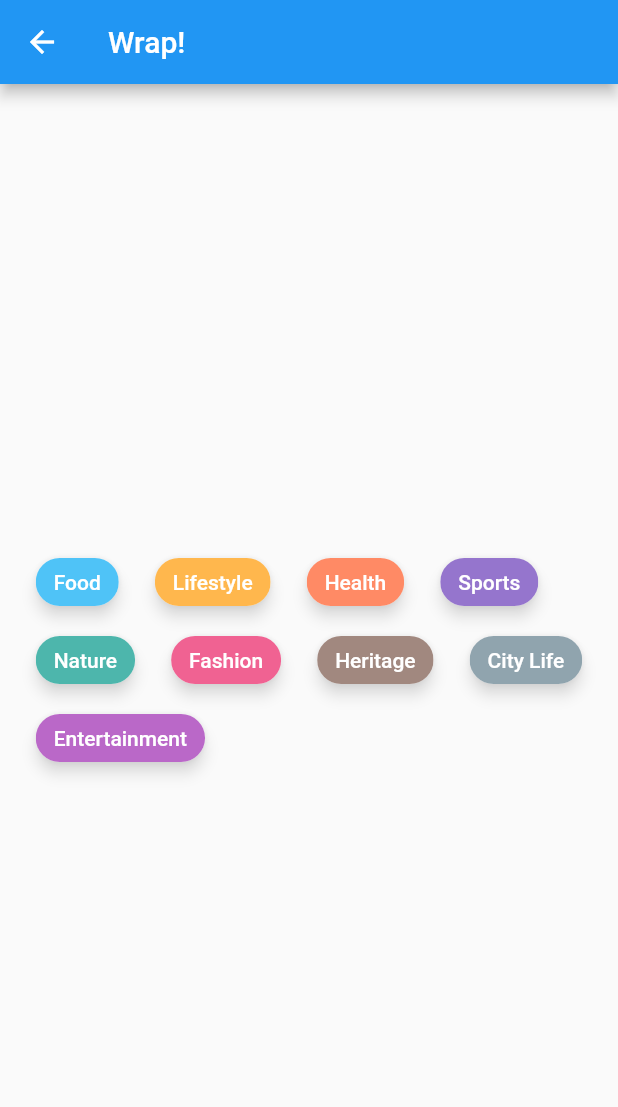
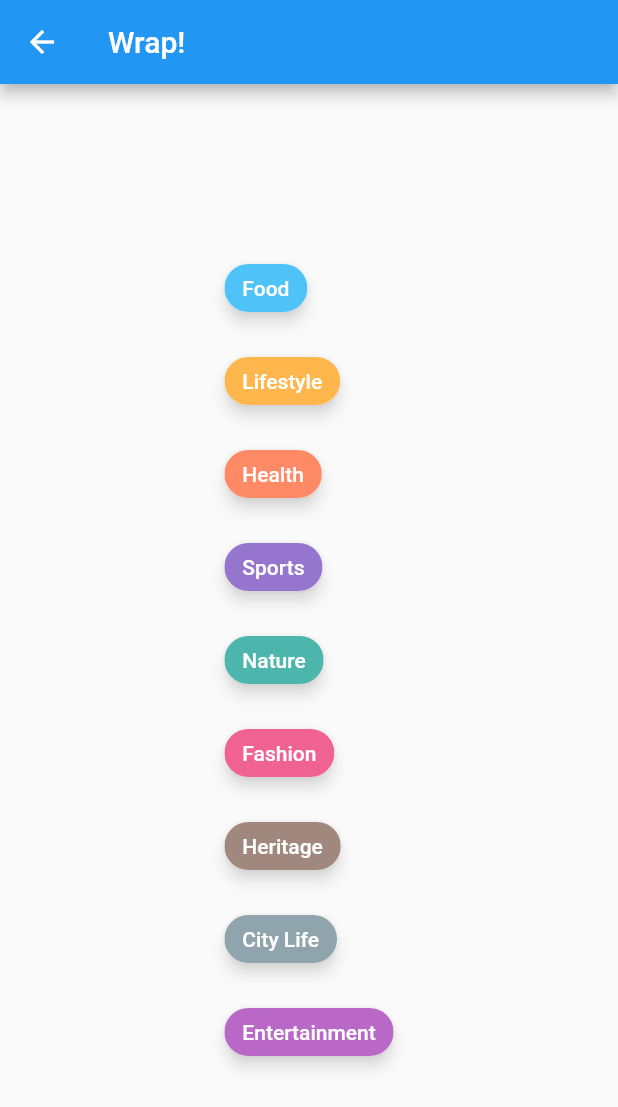
Before and after one commit to b3hzadsh/flutter-learning-section, a Flutter app: the screen it shows after launch, after a tap on "Section 1 (wrap)", on a phone screen of 412 x 824 dp. Shown: the top 1107 px of the screen. Run offline on Flutter 3.47's test engine with Material 2 defaults, Android fonts, the phone set to English and light mode, and no system bars.

Commit message:
add radiobtn page version 1

```diff
--- a/lib/main.dart
+++ b/lib/main.dart
@@ -1,7 +1,9 @@
 import 'package:flutter/material.dart';
 import 'package:section_all/pages/first_section.dart';
+import 'package:section_all/pages/radio_btn.dart';
 import 'package:section_all/pages/second-section.dart';
-import 'package:section_all/pages/wrap.dart';
+// import 'package:section_all/pages/wrap.dart';
+import 'src/routes.dart';
 
 void main() => runApp(MyApp());
 
@@ -26,11 +28,6 @@ class MyHomePage extends StatefulWidget {
 }
 
 class _MyHomePageState extends State<MyHomePage> {
-  void ToFirstSection() {
-    Navigator.push(
-        context, MaterialPageRoute(builder: (context) => FirstSection()));
-  }
-
   void ToDelayPage() {
     Navigator.push(
       context,
@@ -50,8 +47,10 @@ class _MyHomePageState extends State<MyHomePage> {
       appBar: AppBar(
         title: Text(widget.title),
       ),
-      body: Padding(
-        padding: const EdgeInsets.all(8.0),
+      body: WillPopScope(
+        child: SingleChildScrollView(
+          child: Container(
+            margin: EdgeInsets.all(10.0), // padding: const EdgeInsets.all(8.0),
             child: Column(
               mainAxisAlignment: MainAxisAlignment.spaceBetween,
               crossAxisAlignment: CrossAxisAlignment.stretch,
@@ -59,18 +58,26 @@ class _MyHomePageState extends State<MyHomePage> {
                 Padding(
                   padding: const EdgeInsets.all(18.0),
                   child: Wrap(
-                spacing: 0.0,
+                    spacing: 20.0,
                     runSpacing: 0.0,
                     children: <Widget>[
                       RaisedButton(
                         child: Text("Section 1 (wrap)"),
-                    onPressed: ToFirstSection,
+                        onPressed: () {
+                          toOtherSection(context, FirstSection());
+                        },
                       ),
                       // divider(context),
-                  SizedBox(width: 20),
+                      //  x(),
                       RaisedButton(
-                    child: Text("Delay Page"),
+                        child: Text("Section 2 (Delay Page)"),
                         onPressed: ToDelayPage,
+                      ),
+                      RaisedButton(
+                        child: Text("Section 3 (radio bottun)"),
+                        onPressed: () {
+                          toOtherSection(context, RadioBtn());
+                        },
                       )
                     ],
                   ),
@@ -78,6 +85,13 @@ class _MyHomePageState extends State<MyHomePage> {
               ],
             ),
           ),
+        ),
+        onWillPop: () {},
+      ),
     );
   }
+
+  Widget x() {
+    return SizedBox(width: 20);
   }
+}
--- a/lib/pages/first_section.dart
+++ b/lib/pages/first_section.dart
@@ -9,13 +9,13 @@ class FirstSection extends StatelessWidget {
           title: Text("Wrap!"),
         ),
         body: Center(
-          child: Container(
           child: Column(
             mainAxisAlignment: MainAxisAlignment.center,
             children: <Widget>[
               Wrap(
-                  spacing: 0.0, // gap between adjacent chips
-                  runSpacing: 0.0, // gap between lines
+                direction: Axis.vertical,
+                spacing: 10.0, // gap between adjacent chips
+                runSpacing: 5.0, // gap between lines
                 children: <Widget>[
                   chipDesign("Food", Color(0xFF4fc3f7)),
                   chipDesign("Lifestyle", Color(0xFFffb74d)),
@@ -32,12 +32,12 @@ class FirstSection extends StatelessWidget {
           ),
         ),
       ),
-      ),
     );
   }
 }
 
 Widget chipDesign(String label, Color color) => Container(
+      // color: Colors.yellow,
       child: Chip(
         label: Text(
           label,
@@ -48,7 +48,7 @@ Widget chipDesign(String label, Color color) => Container(
         backgroundColor: color,
         elevation: 4,
         shadowColor: Colors.grey[50],
-        padding: EdgeInsets.all(4),
+        // padding: EdgeInsets.all(4),
       ),
       margin: EdgeInsets.only(left: 12, right: 12, top: 2, bottom: 2),
     );
--- /dev/null
+++ b/lib/src/routes.dart
@@ -0,0 +1,6 @@
+import 'package:flutter/material.dart';
+
+void toOtherSection(BuildContext context, Widget firstSection) {
+  Navigator.push(
+      context, MaterialPageRoute(builder: (context) => firstSection));
+}
--- a/pubspec.yaml
+++ b/pubspec.yaml
@@ -14,7 +14,7 @@ description: A new Flutter project.
 version: 1.0.0+1
 
 environment:
-  sdk: ">=2.1.0 <3.0.0"
+  sdk: ">=2.2.0 <3.0.0"
 
 dependencies:
   flutter:
```
Also changed, not shown: lib/pages/radio_btn.dart (added, +62 -0 lines). Lines whose indentation alone changed are shown as unchanged.
